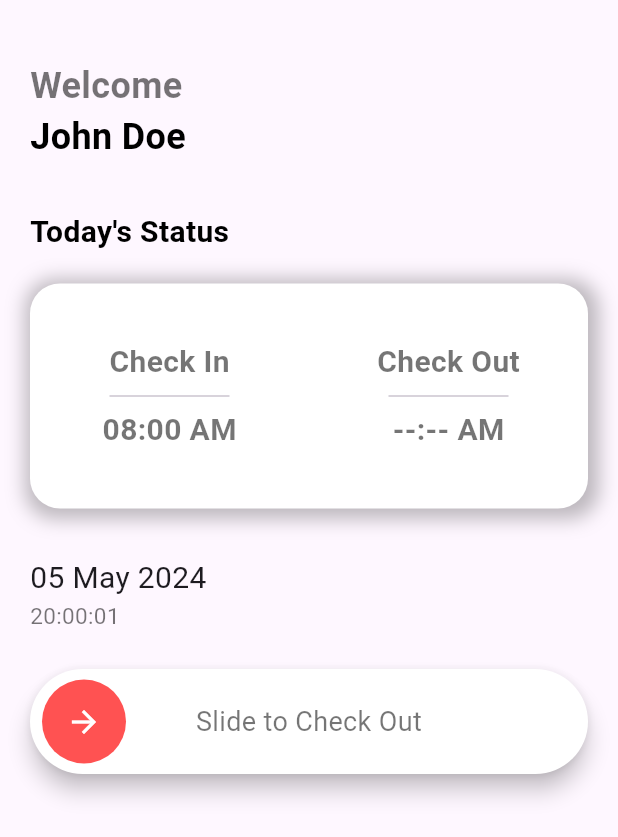
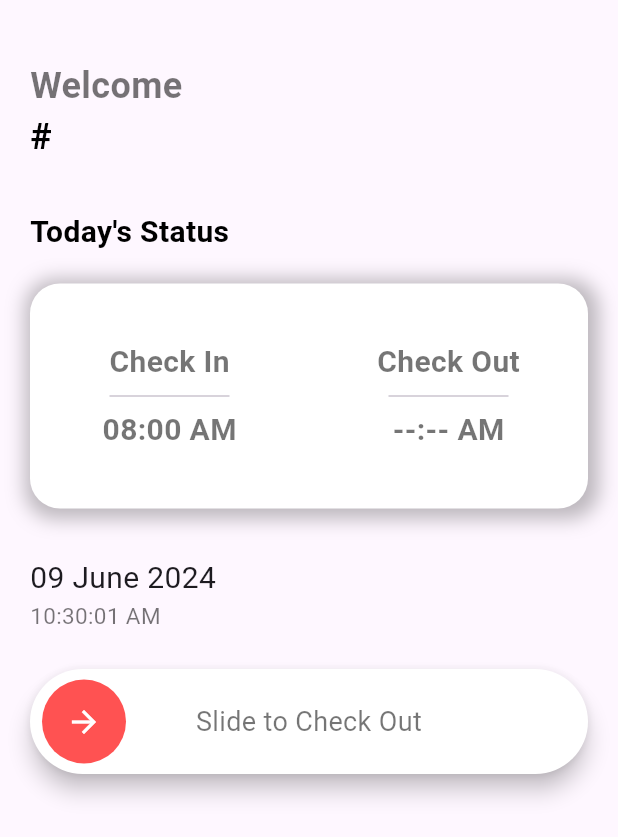
Before and after one commit to sicelo17/employee_attendance, a Flutter app: the AttendanceScreen screen opened directly, on a phone screen of 412 x 824 dp. Shown: the top 837 px of the screen. Run offline on Flutter 3.47's test engine with Material 3 defaults, Android fonts, the phone set to English and light mode, and no system bars; drawn by our look-alikes of slide_to_act; our stand-ins replace flutter_dotenv, font_awesome_flutter, supabase_flutter; accounts and stored records are empty.

Commit message:
add attendance screen UI dynamic data

```diff
--- a/lib/models/user_model.dart
+++ b/lib/models/user_model.dart
@@ -13,13 +13,13 @@ class UserModel {
     required this.employeeId,
   });
 
-  factory UserModel.fromJson(Map<String, dynamic> json) {
+  factory UserModel.fromJson(Map<String, dynamic> data) {
     return UserModel(
-      id: json['id'],
-      email: json['email'],
-      name: json['name'],
-      department: json['department'],
-      employeeId: json['employee_id'],
+      id: data['id'],
+      email: data['email'],
+      name: data['name'],
+      department: data['department'],
+      employeeId: data['employee_id'],
     );
   }
 }
--- a/lib/screens/attendance_screen.dart
+++ b/lib/screens/attendance_screen.dart
@@ -1,4 +1,8 @@
+import 'package:employee_attendance/models/user_model.dart';
+import 'package:employee_attendance/services/db_service.dart';
 import 'package:flutter/material.dart';
+import 'package:intl/intl.dart';
+import 'package:provider/provider.dart';
 import 'package:slide_to_act/slide_to_act.dart';
 
 class AttendanceScreen extends StatefulWidget {
@@ -29,17 +33,29 @@ class _AttendanceScreenState extends State<AttendanceScreen> {
               ),
             ),
           ),
-            Container(
+            Consumer<DbService>(builder: (context, dbService, child){
+              return FutureBuilder(
+                future: dbService.getUserData(),
+                builder: (context, snapshot){
+                  if(snapshot.hasData){
+                    UserModel user = snapshot.data!;
+                    return Container(
                       alignment: Alignment.centerLeft,
-              child: const Text(
-                "John Doe",
-                style: TextStyle(
+                      child:  Text(
+                        user.name != '' ? user.name : "#${user.employeeId}",
+                        style: const TextStyle(
                           fontSize: 24,
                           fontWeight: FontWeight.bold,
                           color: Colors.black,
                         ),
                       ),
-            ),
+                    );
+                  }
+                  return const SizedBox(width: 60, child: LinearProgressIndicator(),);
+                },
+              );
+            }),
+
             Container(
               alignment: Alignment.centerLeft,
               margin: const EdgeInsets.only(top: 32),
@@ -122,11 +138,16 @@ class _AttendanceScreenState extends State<AttendanceScreen> {
 
             Container(
               alignment: Alignment.centerLeft,
-              child: Text("05 May 2024", style: TextStyle(fontSize: 20),),
+              child: Text(DateFormat("dd MMMM yyyy").format(DateTime.now()), style: TextStyle(fontSize: 20),),
             ),
-            Container(
+            StreamBuilder(
+              stream: Stream.periodic(const Duration(seconds: 1)),
+              builder: (context, snapshot) {
+                return Container(
                   alignment: Alignment.centerLeft,
-              child: Text("20:00:01", style: TextStyle(fontSize: 15, color: Colors.black54)),
+                  child: Text(DateFormat("hh:mm:ss a").format(DateTime.now()), style: TextStyle(fontSize: 15, color: Colors.black54)),
+                );
+              }
             ),
 
             Container(
--- a/pubspec.yaml
+++ b/pubspec.yaml
@@ -40,6 +40,7 @@ dependencies:
   provider: ^6.1.2
   font_awesome_flutter: ^10.7.0
   slide_to_act: ^2.0.2
+  intl: ^0.19.0
 
 dev_dependencies:
   flutter_test:
```
Also changed, not shown: lib/services/db_service.dart (+12 -0 lines), pubspec.lock. Lines whose indentation alone changed are shown as unchanged.
